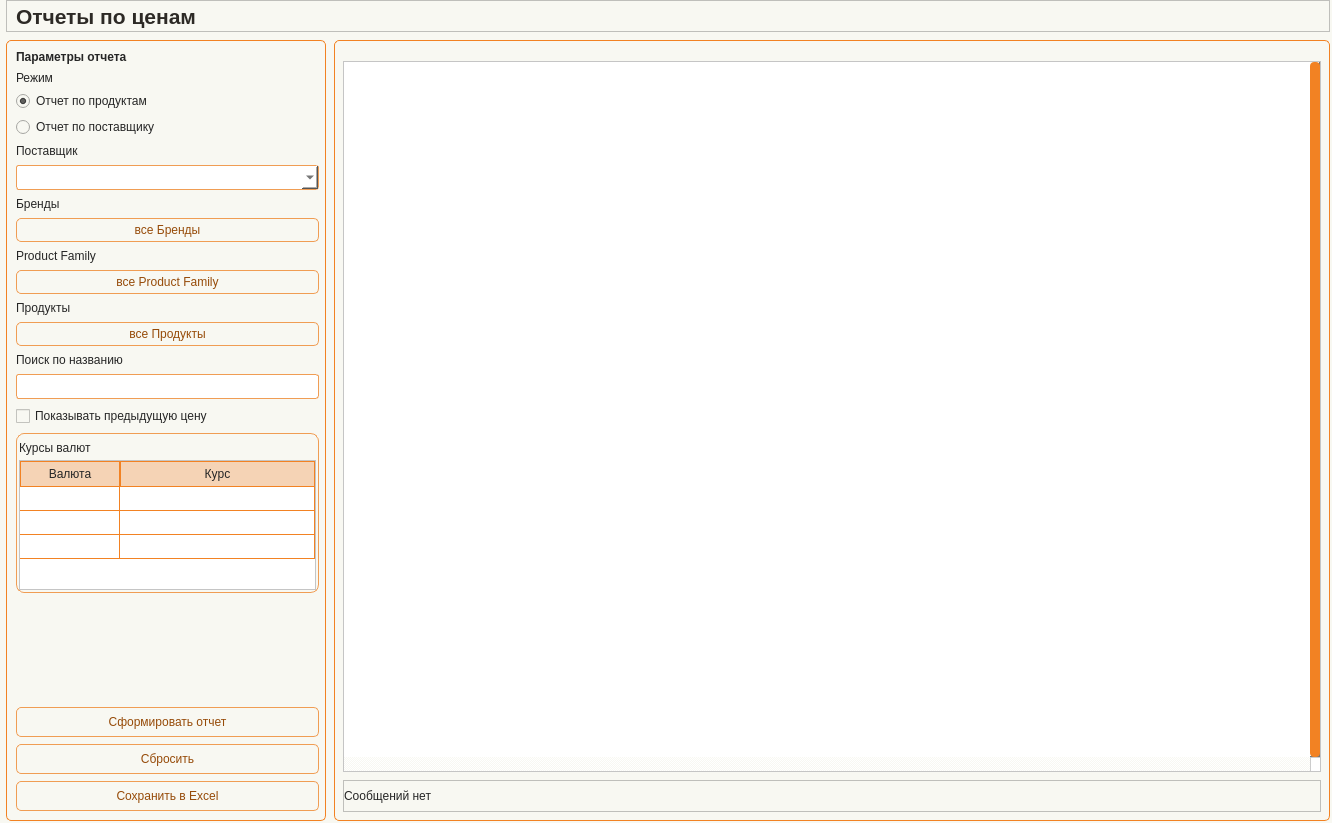
Before: the Qt Designer form app/ui/windows/price_reports.ui in Masik84/Procurement_app, drawn with Qt 5.
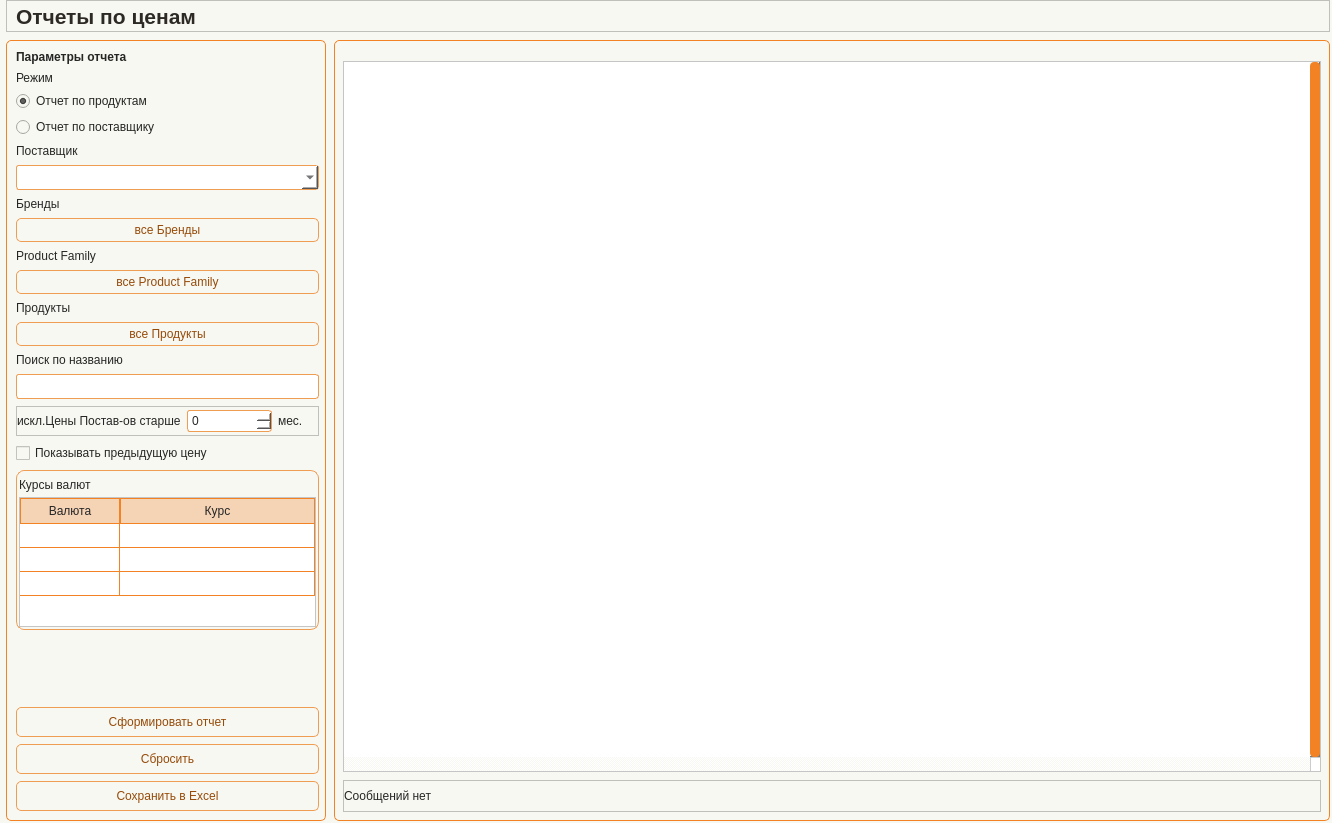
After: the same form once the commit is applied. Icons and pictures are not drawn.

The edit to the form file:
```diff
--- a/app/ui/windows/price_reports.ui
+++ b/app/ui/windows/price_reports.ui
@@ -47,7 +47,7 @@
 
 /* ===== INPUTS ===== */
 
-QLineEdit, QComboBox, QDateEdit {
+QLineEdit, QComboBox, QDateEdit, QSpinBox {
     border: 1px solid #f09d54;
     border-radius: 3px;
     padding: 2px;
@@ -398,6 +398,66 @@
               </property>
              </widget>
             </item>
+            <item>
+             <widget class="QFrame" name="frame_SuppPriceAge">
+              <property name="minimumSize">
+               <size>
+                <width>0</width>
+                <height>30</height>
+               </size>
+              </property>
+              <property name="frameShape">
+               <enum>QFrame::Shape::StyledPanel</enum>
+              </property>
+              <property name="frameShadow">
+               <enum>QFrame::Shadow::Raised</enum>
+              </property>
+              <layout class="QHBoxLayout" name="horizontalLayout_SuppPriceAge">
+               <property name="leftMargin">
+                <number>0</number>
+               </property>
+               <property name="topMargin">
+                <number>0</number>
+               </property>
+               <property name="rightMargin">
+                <number>0</number>
+               </property>
+               <property name="bottomMargin">
+                <number>0</number>
+               </property>
+               <item>
+                <widget class="QLabel" name="label_SuppPriceAge">
+                 <property name="text">
+                  <string>искл.Цены Постав-ов старше</string>
+                 </property>
+                </widget>
+               </item>
+               <item>
+                <widget class="QSpinBox" name="spb_SuppPriceAge">
+                 <property name="minimumSize">
+                  <size>
+                   <width>85</width>
+                   <height>0</height>
+                  </size>
+                 </property>
+                 <property name="maximumSize">
+                  <size>
+                   <width>85</width>
+                   <height>16777215</height>
+                  </size>
+                 </property>
+                </widget>
+               </item>
+               <item>
+                <widget class="QLabel" name="label_SuppPriceAgeMonths">
+                 <property name="text">
+                  <string>мес.</string>
+                 </property>
+                </widget>
+               </item>
+              </layout>
+             </widget>
+            </item>
             <item>
              <widget class="QCheckBox" name="cbx_ShowPrevPrice">
               <property name="text">
```
Left out of the diff: 8 changed lines with no effect on the pictures.
